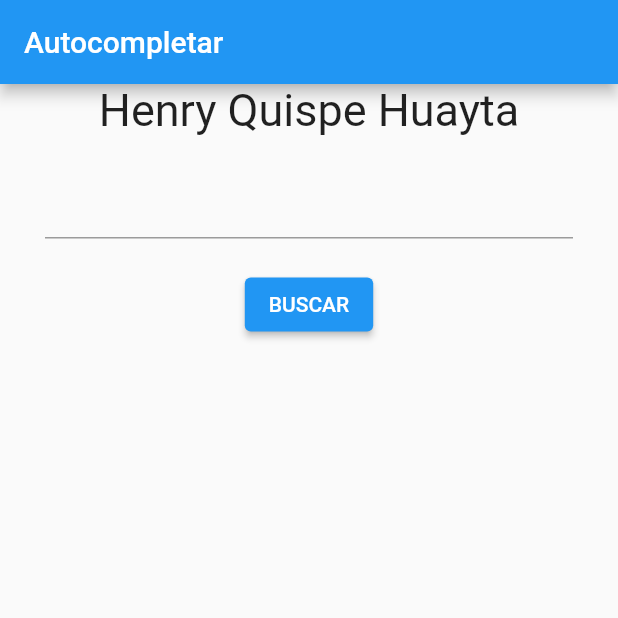
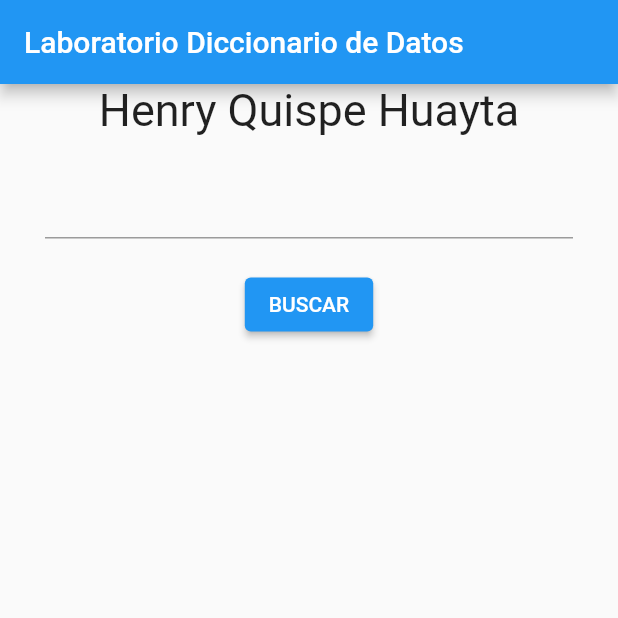
Before and after one commit to HenryQuispeHuayta/autocompletado_app, a Flutter app: the screen it shows after launch, on a phone screen of 412 x 824 dp, the top half of it. Run offline on Flutter 3.47's test engine with Material 2 defaults, Android fonts, the phone set to English and light mode, and no system bars; our stand-ins replace csv.

Commit message:
primera presentacion

```diff
--- a/lib/home_Page.dart
+++ b/lib/home_Page.dart
@@ -33,7 +33,7 @@ class _HomePageState extends State<HomePage> {
     return Scaffold(
       resizeToAvoidBottomInset: false,
       appBar: AppBar(
-        title: const Text('Autocompletar'),
+        title: const Text('Laboratorio Diccionario de Datos'),
       ),
       body: Column(
         // ignore: prefer_const_literals_to_create_immutables
```
